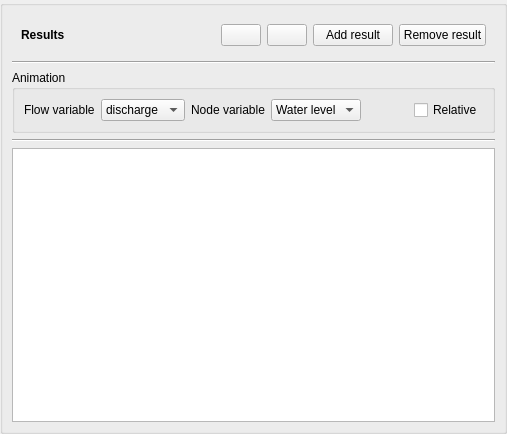
Before: the Qt Designer form threedi_plugin_dockwidget_base.ui in nens/threedi-results-analysis, drawn with Qt 5.
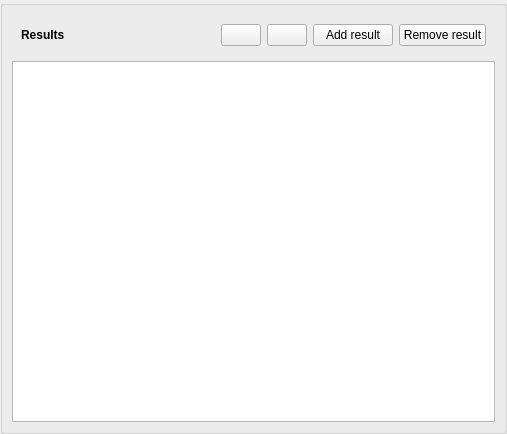
After: the same form once the commit is applied. Icons and pictures are not drawn.

Commit message: Removed GUI mockup code

```diff
--- a/threedi_plugin_dockwidget_base.ui
+++ b/threedi_plugin_dockwidget_base.ui
@@ -197,81 +197,6 @@
              </layout>
             </widget>
            </item>
-           <item>
-            <widget class="Line" name="line_2">
-             <property name="orientation">
-              <enum>Qt::Horizontal</enum>
-             </property>
-            </widget>
-           </item>
-           <item>
-            <widget class="QGroupBox" name="groupBox">
-             <property name="title">
-              <string>Animation</string>
-             </property>
-             <layout class="QHBoxLayout" name="horizontalLayout_2">
-              <item>
-               <widget class="QLabel" name="label_2">
-                <property name="text">
-                 <string>Flow variable</string>
-                </property>
-               </widget>
-              </item>
-              <item>
-               <widget class="QComboBox" name="comboBox">
-                <item>
-                 <property name="text">
-                  <string>discharge</string>
-                 </property>
-                </item>
-               </widget>
-              </item>
-              <item>
-               <widget class="QLabel" name="label_3">
-                <property name="text">
-                 <string>Node variable</string>
-                </property>
-               </widget>
-              </item>
-              <item>
-               <widget class="QComboBox" name="comboBox_2">
-                <item>
-                 <property name="text">
-                  <string>Water level</string>
-                 </property>
-                </item>
-               </widget>
-              </item>
-              <item>
-               <spacer name="horizontalSpacer_2">
-                <property name="orientation">
-                 <enum>Qt::Horizontal</enum>
-                </property>
-                <property name="sizeHint" stdset="0">
-                 <size>
-                  <width>40</width>
-                  <height>20</height>
-                 </size>
-                </property>
-               </spacer>
-              </item>
-              <item>
-               <widget class="QCheckBox" name="checkBox">
-                <property name="text">
-                 <string>Relative</string>
-                </property>
-               </widget>
-              </item>
-             </layout>
-            </widget>
-           </item>
-           <item>
-            <widget class="Line" name="line">
-             <property name="orientation">
-              <enum>Qt::Horizontal</enum>
-             </property>
-            </widget>
-           </item>
            <item>
             <widget class="QTreeView" name="treeView">
              <property name="headerHidden">
```
